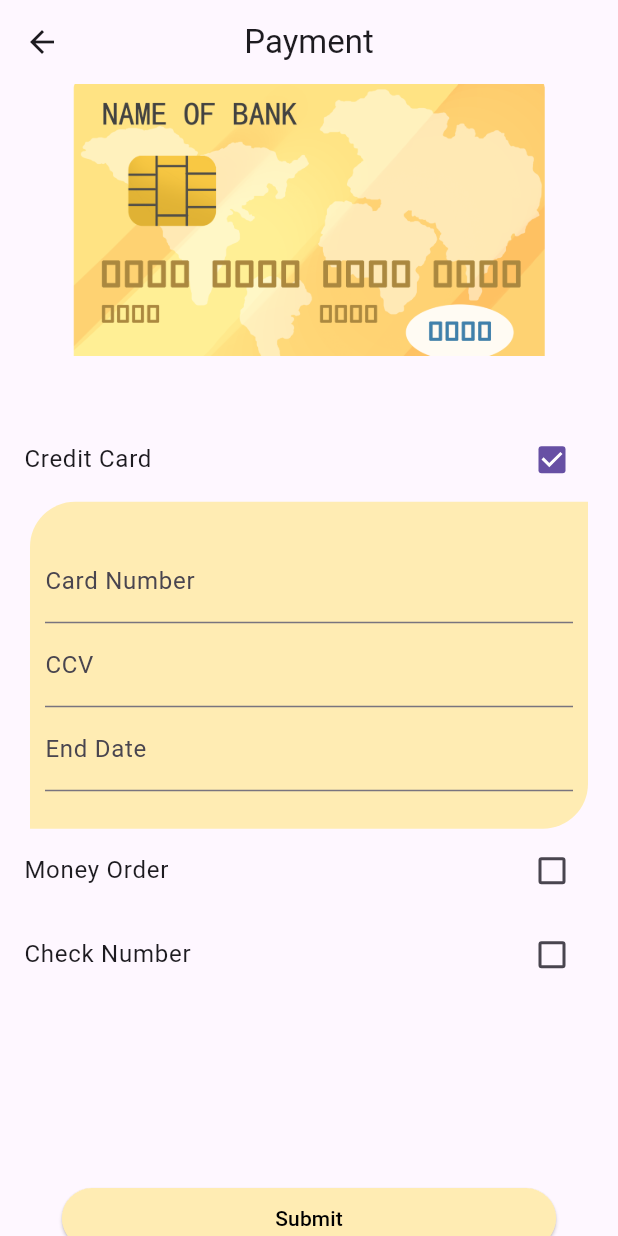
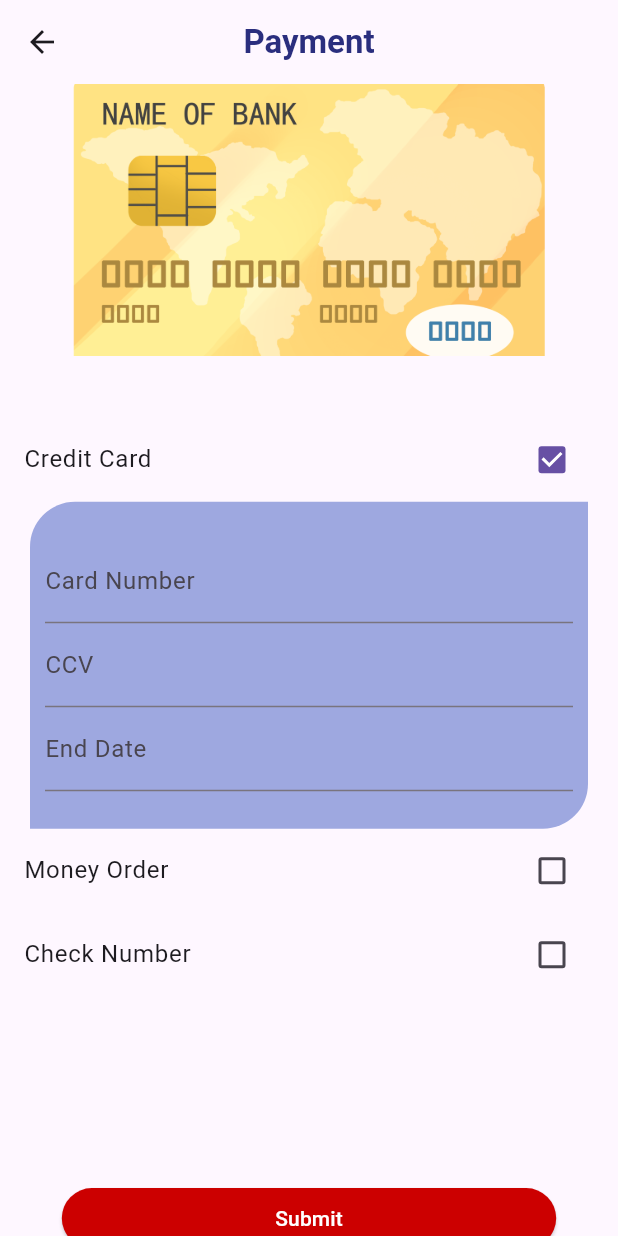
Before and after one commit to RxDesss/F-Texas-vicky-05-06-2024, a Flutter app: the PaymentScreen screen opened by its route, after a tap on "Credit Card", on a phone screen of 412 x 824 dp. Run offline on Flutter 3.47's test engine with Material 3 defaults, Android fonts, the phone set to English and light mode, and no system bars; our stand-ins replace cached_network_image, carousel_slider, fluttertoast, get, image_picker, logger; missing offline and left inert: flutter_barcode_scanner; network calls fail.

Commit message:
all page ui complited

```diff
--- a/lib/GetX Controller/loginController.dart
+++ b/lib/GetX Controller/loginController.dart
@@ -59,4 +59,8 @@ class LoginController extends GetxController {
 
 
   }
+    void clear() {
+    loginList.clear();
+    isLoading.value=false;
+  }
 }
--- a/lib/GetX Controller/navigationcontroller.dart
+++ b/lib/GetX Controller/navigationcontroller.dart
@@ -12,4 +12,6 @@ class NavigationController extends GetxController{
     const CartScreeen(),
     const ProfileScreen()
   ];
+
+  void clear() {}
 }
--- a/lib/GetX Controller/shippingControlle.dart
+++ b/lib/GetX Controller/shippingControlle.dart
@@ -98,6 +98,7 @@ class ShippingController extends GetxController {
   }
 
   Future<void> fetchPlaceOrder(BuildContext context) async {
+    Get.dialog(const Center(child: CircularProgressIndicator()), barrierDismissible: false);
     final address = addressController.AddressDatas[0];
     final productData = baseAmountFulldata[0];
     String url = 'https://www.texasknife.com/dynamic/texasknifeapi.php?action=front_counter_insertion'
@@ -118,6 +119,7 @@ class ShippingController extends GetxController {
     try {
       var res = await http.get(Uri.parse(url));
       if (res.statusCode == 200) {
+        Get.back();
         showDialog(
           // ignore: use_build_context_synchronously
           context: context,
@@ -138,6 +140,7 @@ class ShippingController extends GetxController {
         );
       }
     } catch (e) {
+       Get.back();
       // Handle error
     }
   }
--- a/lib/Screens/noCategoryScreen.dart
+++ b/lib/Screens/noCategoryScreen.dart
@@ -20,7 +20,7 @@ class _NoCategoryPageState extends State<NoCategoryPage> {
   Widget build(BuildContext context) {
     return Scaffold(
       appBar: AppBar(
-        title: const Text("**Grab Bag Deals**",style: const TextStyle(fontWeight: FontWeight.bold,color:Color(0xff2a2e7e)),),
+        title: const Text("**Grab Bag Deals**",style: TextStyle(fontWeight: FontWeight.bold,color:Color(0xff2a2e7e)),),
         centerTitle: true,
       ),
       body: SafeArea(
--- a/lib/Screens/paymentScreen.dart
+++ b/lib/Screens/paymentScreen.dart
@@ -1,5 +1,3 @@
-// ignore_for_file: file_names
-
 import 'package:demo_project/GetX%20Controller/shippingControlle.dart';
 import 'package:flutter/material.dart';
 import 'package:get/get.dart';
@@ -17,6 +15,7 @@ class _PaymentScreenState extends State<PaymentScreen> {
   bool showCardFields = false;
   bool showMoneyOrderField = false;
   bool showCheckNumberField = false;
+  bool isAnyCheckboxSelected = false;
 
   final TextEditingController cardNumberController = TextEditingController();
   final TextEditingController ccvController = TextEditingController();
@@ -26,11 +25,17 @@ class _PaymentScreenState extends State<PaymentScreen> {
 
   final GlobalKey<FormState> _formKey = GlobalKey<FormState>();
 
+  void updateCheckboxState() {
+    setState(() {
+      isAnyCheckboxSelected = showCardFields || showMoneyOrderField || showCheckNumberField;
+    });
+  }
+
   @override
   Widget build(BuildContext context) {
     return Scaffold(
       appBar: AppBar(
-        title: const Text("Payment"),
+        title: const Text("Payment",style: TextStyle(fontWeight: FontWeight.bold,color:Color(0xff2a2e7e)),),
         centerTitle: true,
       ),
       body: SafeArea(
@@ -59,6 +64,7 @@ class _PaymentScreenState extends State<PaymentScreen> {
                         showMoneyOrderField = false;
                         showCheckNumberField = false;
                       }
+                      updateCheckboxState();
                     });
                   },
                   onMoneyOrderCheckboxChanged: (value) {
@@ -68,6 +74,7 @@ class _PaymentScreenState extends State<PaymentScreen> {
                         showCardFields = false;
                         showCheckNumberField = false;
                       }
+                      updateCheckboxState();
                     });
                   },
                   onCheckNumberCheckboxChanged: (value) {
@@ -77,6 +84,7 @@ class _PaymentScreenState extends State<PaymentScreen> {
                         showCardFields = false;
                         showMoneyOrderField = false;
                       }
+                      updateCheckboxState();
                     });
                   },
                 ),
@@ -89,9 +97,14 @@ class _PaymentScreenState extends State<PaymentScreen> {
                 margin: EdgeInsets.all(MediaQuery.of(context).size.height * 0.05),
                 child: ElevatedButton(
                   style: ButtonStyle(
-                    backgroundColor: WidgetStateProperty.all(Colors.amber[100]),
+                    backgroundColor: WidgetStateProperty.resolveWith<Color>((states) {
+                      if (states.contains(WidgetState.disabled)) {
+                        return Colors.grey.withOpacity(0.5);
+                      }
+                      return const Color(0xFFCC0000);
+                    }),
                   ),
-                  onPressed: () {
+                  onPressed: isAnyCheckboxSelected ? () {
                     if (_formKey.currentState!.validate()) {
                       if (showCardFields) {
                         shippingController.fetchPayment("Credit Card");
@@ -104,8 +117,8 @@ class _PaymentScreenState extends State<PaymentScreen> {
                         shippingController.PayWith.value = "Cheque";
                       }
                     }
-                  },
-                  child: const Text('Submit', style: TextStyle(color: Colors.black)),
+                  } : null,
+                  child: const Text('Submit', style: TextStyle(color: Colors.white)),
                 ),
               ),
             ],
@@ -232,9 +245,9 @@ class PaymentFieldContainer extends StatelessWidget {
     return Container(
       margin: const EdgeInsets.symmetric(horizontal: 20),
       padding: const EdgeInsets.symmetric(horizontal: 10, vertical: 25),
-      decoration: BoxDecoration(
-        color: Colors.amber[100],
-        borderRadius: const BorderRadius.only(
+      decoration: const BoxDecoration(
+       color: Color.fromARGB(255, 158, 168, 224),
+        borderRadius: BorderRadius.only(
           topLeft: Radius.circular(30.0),
           bottomRight: Radius.circular(30.0),
         ),
```
Also changed, not shown: lib/GetX Controller/myorderController.dart (+19 -11 lines), lib/Screens/checkoutScreen.dart (+4 -4 lines), lib/Screens/myOrders.dart (+22 -30 lines), lib/Screens/profileScreen.dart (+16 -11 lines), lib/Screens/shippingScreen.dart (+17 -8 lines).
